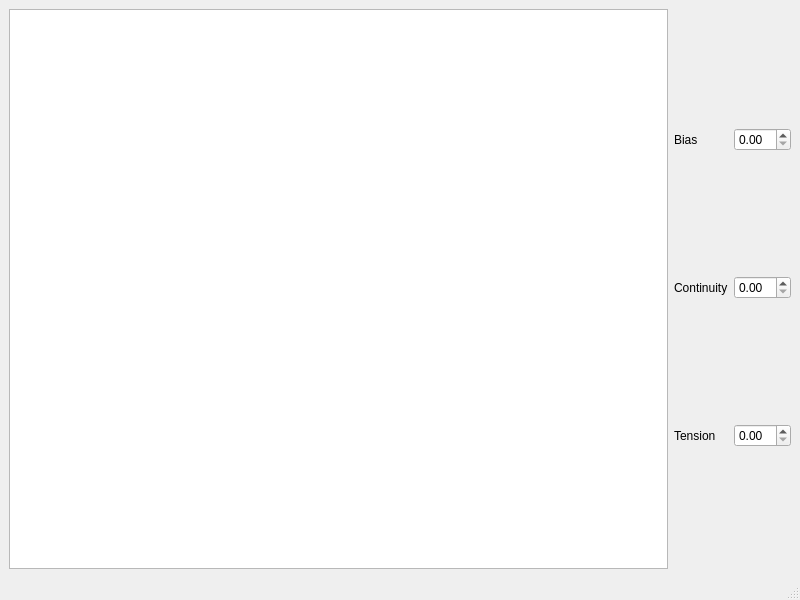
This is mainwindow.ui in zlv/spline_editor_for_unigine_test as Qt 5 draws it before an edit. The edited form follows.
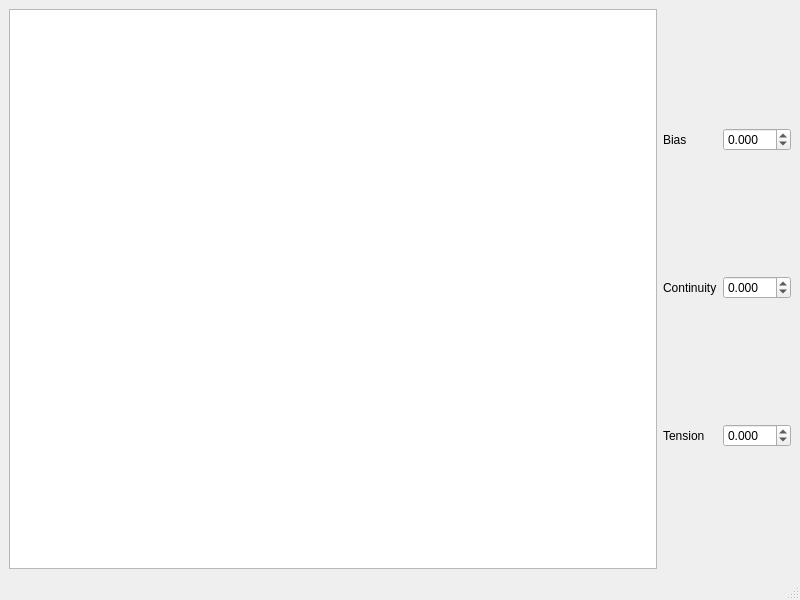
This is the edited form.

Patch:
```diff
--- a/mainwindow.ui
+++ b/mainwindow.ui
@@ -30,7 +30,17 @@
          </widget>
         </item>
         <item>
-         <widget class="QDoubleSpinBox" name="bias_edit"/>
+         <widget class="QDoubleSpinBox" name="bias_edit">
+          <property name="decimals">
+           <number>3</number>
+          </property>
+          <property name="minimum">
+           <double>-99.998999999999995</double>
+          </property>
+          <property name="maximum">
+           <double>99.998999999999995</double>
+          </property>
+         </widget>
         </item>
        </layout>
       </item>
@@ -44,7 +54,17 @@
          </widget>
         </item>
         <item>
-         <widget class="QDoubleSpinBox" name="doubleSpinBox"/>
+         <widget class="QDoubleSpinBox" name="doubleSpinBox">
+          <property name="decimals">
+           <number>3</number>
+          </property>
+          <property name="minimum">
+           <double>-99.998999999999995</double>
+          </property>
+          <property name="maximum">
+           <double>99.998999999999995</double>
+          </property>
+         </widget>
         </item>
        </layout>
       </item>
@@ -58,7 +78,17 @@
          </widget>
         </item>
         <item>
-         <widget class="QDoubleSpinBox" name="doubleSpinBox_2"/>
+         <widget class="QDoubleSpinBox" name="doubleSpinBox_2">
+          <property name="decimals">
+           <number>3</number>
+          </property>
+          <property name="minimum">
+           <double>-99.998999999999995</double>
+          </property>
+          <property name="maximum">
+           <double>99.998999999999995</double>
+          </property>
+         </widget>
         </item>
        </layout>
       </item>
```
Left out of the diff: 2 changed lines with no effect on the pictures.
